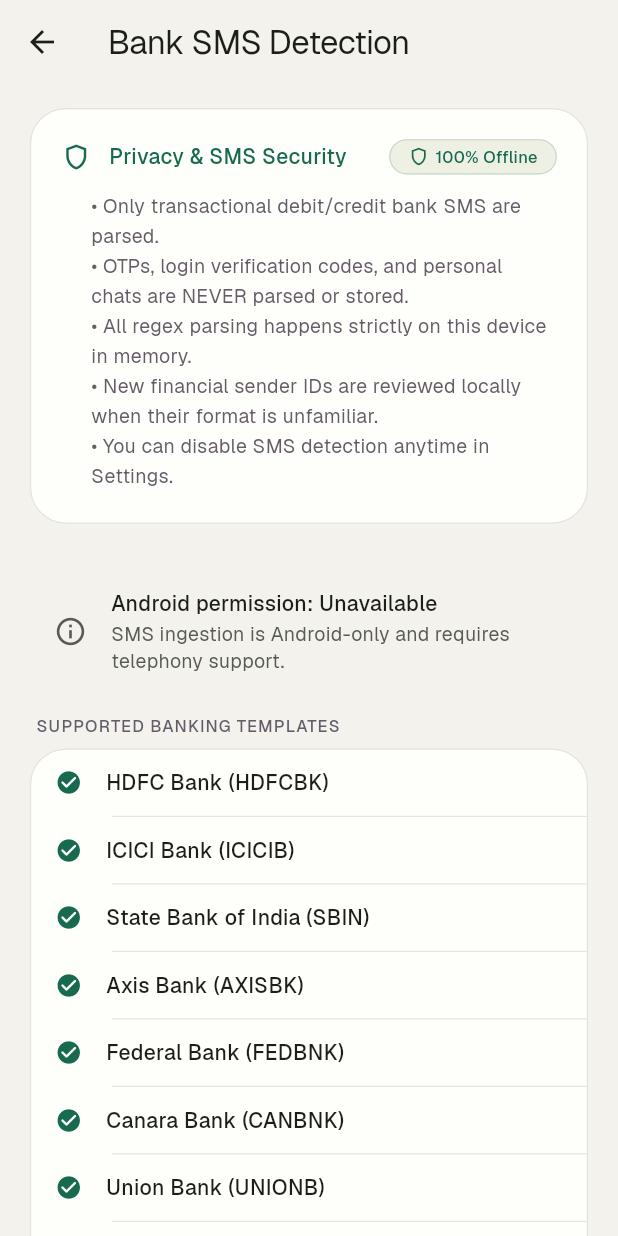
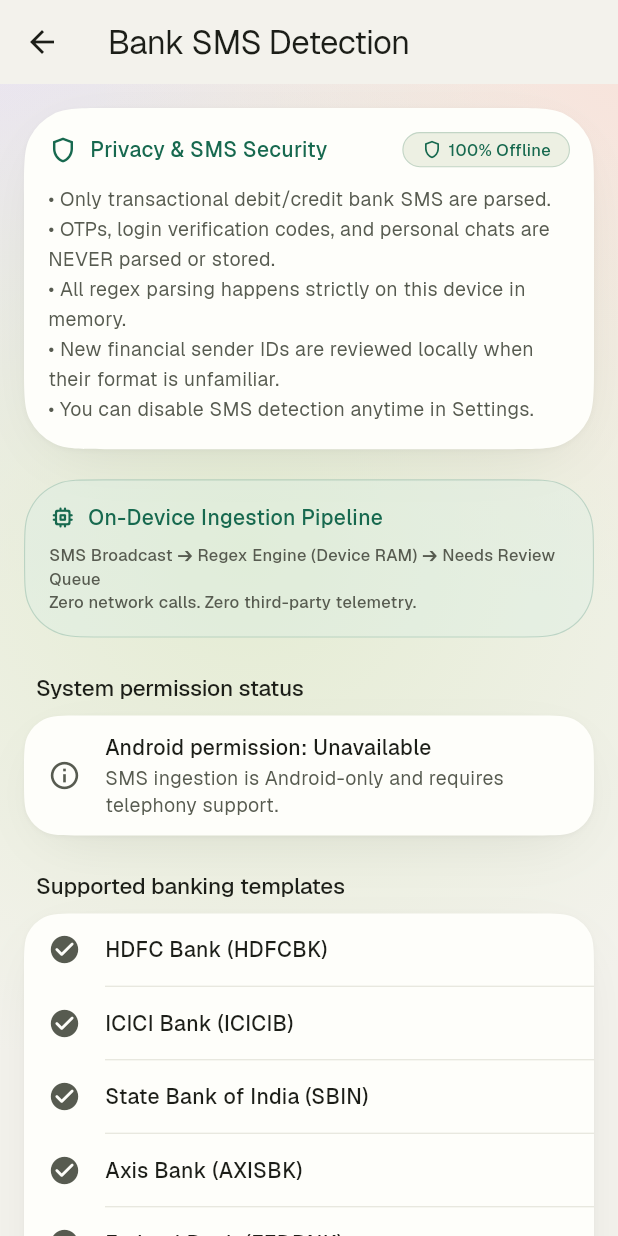
Before and after one commit to Shibilimohdtp/financeflow, a Flutter app: the SmsPermissionScreen screen opened directly, on a phone screen of 412 x 824 dp. Run offline on Flutter 3.47's test engine with Material 3 defaults, Android fonts, the phone set to English and light mode, and no system bars; our stand-ins replace file_picker, flutter_local_notifications, flutter_riverpod, flutter_secure_storage, flutter_timezone, isar and 3 more; accounts and stored records are empty; generated files the repository leaves out were written again; project files that could hold a hidden picture were left out.

Commit message:
feat(ui): DS-B16f Automatic detection and permission screens in Stillwater Bloom

```diff
--- a/lib/features/ingestion/permissions/sms_permission_screen.dart
+++ b/lib/features/ingestion/permissions/sms_permission_screen.dart
@@ -1,15 +1,21 @@
 import 'package:flutter/material.dart';
 import 'package:flutter_riverpod/flutter_riverpod.dart';
-import '../../../shared/widgets/ff_button.dart';
-import '../../../shared/widgets/ff_privacy_badge.dart';
-import '../../settings/settings_controller.dart';
+
 import '../../../services/ingestion/ingestion_coordinator.dart';
 import '../../../services/ingestion/ingestion_platform.dart';
+import '../../../shared/widgets/ff_app_bar.dart';
+import '../../../shared/widgets/ff_button.dart';
+import '../../../shared/widgets/ff_card.dart';
+import '../../../shared/widgets/ff_divider.dart';
+import '../../../shared/widgets/ff_grouped_container.dart';
+import '../../../shared/widgets/ff_privacy_badge.dart';
+import '../../../shared/widgets/ff_row.dart';
+import '../../../shared/widgets/ff_section_header.dart';
+import '../../../shared/widgets/ff_surfaces.dart';
 import '../../../shared/widgets/ff_toast.dart';
-import '../../../shared/widgets/ff_app_bar.dart';
-import '../../../shared/widgets/ff_row.dart';
-import '../../../shared/widgets/ff_divider.dart';
 import '../../../theme/ff.dart';
+import '../../../theme/ff_tone.dart';
+import '../../settings/settings_controller.dart';
 
 class SmsPermissionScreen extends ConsumerStatefulWidget {
   const SmsPermissionScreen({super.key});
@@ -33,29 +39,24 @@ class _SmsPermissionScreenState extends ConsumerState<SmsPermissionScreen> {
 
   @override
   Widget build(BuildContext context) {
+    final ff = context.ff;
     final status = ref.watch(ingestionPlatformStatusProvider).value;
     final permission =
         status?.smsPermission ?? IngestionPermissionState.unavailable;
 
-    return Scaffold(
-      appBar: FfAppBar(title: 'Bank SMS Detection'),
+    return FfAurora(
+      child: Scaffold(
+        backgroundColor: Colors.transparent,
+        appBar: const FfAppBar(title: 'Bank SMS Detection'),
         body: ListView(
           padding: const EdgeInsets.symmetric(
-          horizontal: FfSpace.lg,
+            horizontal: FfSpace.pageMargin,
             vertical: FfSpace.md,
           ),
           children: [
-          // ── 1. Privacy Guarantee Hero ─────────────────────────────────
-          Container(
-            padding: const EdgeInsets.all(FfSpace.lg),
-            decoration: BoxDecoration(
-              color: context.ff.color.surfaceCard,
-              borderRadius: BorderRadius.circular(FfRadius.lg),
-              border: Border.all(
-                color: context.ff.color.borderSubtle,
-                width: FfBorderWidth.hairline,
-              ),
-            ),
+            // ── 1. Privacy Guarantee Hero Card ───────────────────────────
+            FfCard(
+              padding: const EdgeInsets.all(FfSpace.md),
               child: Column(
                 crossAxisAlignment: CrossAxisAlignment.start,
                 children: [
@@ -66,15 +67,15 @@ class _SmsPermissionScreenState extends ConsumerState<SmsPermissionScreen> {
                         children: [
                           Icon(
                             Icons.shield_outlined,
-                          color: context.ff.color.statusSuccess,
+                            color: ff.color.statusSuccess,
                             size: 20,
                           ),
-                        const SizedBox(width: FfSpace.sm),
+                          const SizedBox(width: FfSpace.xs),
                           Text(
                             'Privacy & SMS Security',
-                          style: context.ff.text.body.copyWith(
+                            style: ff.text.titleSm.copyWith(
                               fontWeight: FontWeight.w600,
-                            color: context.ff.color.statusSuccess,
+                              color: ff.color.statusSuccess,
                             ),
                           ),
                         ],
@@ -83,26 +84,67 @@ class _SmsPermissionScreenState extends ConsumerState<SmsPermissionScreen> {
                     ],
                   ),
                   const SizedBox(height: FfSpace.sm),
-                Padding(
-                  padding: const EdgeInsets.only(left: FfSpace.lg),
-                  child: Text(
+                  Text(
                     '• Only transactional debit/credit bank SMS are parsed.\n'
                     '• OTPs, login verification codes, and personal chats are NEVER parsed or stored.\n'
                     '• All regex parsing happens strictly on this device in memory.\n'
                     '• New financial sender IDs are reviewed locally when their format is unfamiliar.\n'
                     '• You can disable SMS detection anytime in Settings.',
-                    style: context.ff.text.bodySm.copyWith(
-                      color: context.ff.color.secondary,
+                    style: ff.text.bodySm.copyWith(
+                      color: ff.color.textSecondary,
                       height: 1.5,
-                    ),
                     ),
                   ),
                 ],
               ),
             ),
 
-          const SizedBox(height: FfSpace.x2l),
+            const SizedBox(height: FfSpace.lg),
 
+            // ── 2. On-Device Pipeline Visualization ─────────────────────
+            FfCard(
+              variant: FfCardVariant.tinted,
+              tone: FfTone.success,
+              padding: const EdgeInsets.all(FfSpace.md),
+              child: Column(
+                crossAxisAlignment: CrossAxisAlignment.start,
+                children: [
+                  Row(
+                    children: [
+                      Icon(
+                        Icons.memory_rounded,
+                        size: 18,
+                        color: ff.color.statusSuccess,
+                      ),
+                      const SizedBox(width: FfSpace.xs),
+                      Text(
+                        'On-Device Ingestion Pipeline',
+                        style: ff.text.titleSm.copyWith(
+                          fontWeight: FontWeight.w600,
+                          color: ff.color.statusSuccess,
+                        ),
+                      ),
+                    ],
+                  ),
+                  const SizedBox(height: FfSpace.xs),
+                  Text(
+                    'SMS Broadcast ➔ Regex Engine (Device RAM) ➔ Needs Review Queue\nZero network calls. Zero third-party telemetry.',
+                    style: ff.text.labelSm.copyWith(
+                      color: ff.color.textSecondary,
+                      height: 1.4,
+                    ),
+                  ),
+                ],
+              ),
+            ),
+
+            const SizedBox(height: FfSpace.xl),
+
+            // ── 3. OS Permission Status ──────────────────────────────────
+            const FfSectionHeader(title: 'System permission status'),
+            FfGroupedContainer(
+              dividerInset: FfRowLeading.icon,
+              children: [
                 FfRow(
                   icon:
                       permission == IngestionPermissionState.granted
@@ -111,60 +153,49 @@ class _SmsPermissionScreenState extends ConsumerState<SmsPermissionScreen> {
                   title: 'Android permission: ${_permissionLabel(permission)}',
                   subtitle: _permissionExplanation(permission),
                 ),
-
-          const SizedBox(height: FfSpace.md),
-
-          // ── 2. Supported Indian Banks List ───────────────────────────
-          _SectionLabel(label: 'Supported Banking Templates'),
-          const SizedBox(height: FfSpace.xs),
-          Container(
-            decoration: BoxDecoration(
-              color: context.ff.color.surfaceCard,
-              borderRadius: BorderRadius.circular(FfRadius.lg),
-              border: Border.all(
-                color: context.ff.color.borderSubtle,
-                width: FfBorderWidth.hairline,
-              ),
-            ),
-            child: Column(
-              children: [
-                for (int i = 0; i < _supportedBanks.length; i++) ...[
-                  Padding(
-                    padding: const EdgeInsets.symmetric(
-                      horizontal: FfSpace.md,
-                      vertical: FfSpace.sm,
-                    ),
-                    child: Row(
-                      children: [
-                        Icon(
-                          Icons.check_circle_rounded,
-                          size: 18,
-                          color: context.ff.color.statusSuccess,
-                        ),
-                        const SizedBox(width: FfSpace.md),
-                        Expanded(
-                          child: Text(
-                            _supportedBanks[i],
-                            style: context.ff.text.body.copyWith(
-                              fontWeight: FontWeight.w500,
-                            ),
-                          ),
-                        ),
               ],
             ),
-                  ),
-                  if (i < _supportedBanks.length - 1)
-                    const FfDivider.inset(after: FfRowLeading.icon),
+
+            const SizedBox(height: FfSpace.xl),
+
+            // ── 4. Supported Banking Templates ───────────────────────────
+            const FfSectionHeader(title: 'Supported banking templates'),
+            FfGroupedContainer(
+              dividerInset: FfRowLeading.icon,
+              children: [
+                for (final bank in _supportedBanks)
+                  FfRow(icon: Icons.check_circle_rounded, title: bank),
               ],
-              ],
-            ),
             ),
 
             const SizedBox(height: FfSpace.x2l),
 
-          // ── 3. Enable Button ─────────────────────────────────────────
+            // ── 5. Action Buttons ────────────────────────────────────────
+            if (permission == IngestionPermissionState.granted) ...[
+              FfButton(
+                label: 'Disable On-Device SMS Detection',
+                variant: FfButtonVariant.destructive,
+                onPressed: () async {
+                  final coordinator = ref.read(ingestionCoordinatorProvider);
+                  final settings = ref.read(settingsStreamProvider).value;
+                  if (settings != null) {
+                    final disabledSettings = settings.copyWith(
+                      isSmsDetectionEnabled: false,
+                    );
+                    await ref
+                        .read(settingsControllerProvider.notifier)
+                        .updateSettings(disabledSettings);
+                    await coordinator.configure(disabledSettings);
+                    if (context.mounted) {
+                      FfToast.show(context, message: 'SMS detection disabled.');
+                    }
+                  }
+                },
+              ),
+            ] else ...[
               FfButton(
                 label: 'Enable On-Device SMS Detection',
+                variant: FfButtonVariant.primary,
                 leadingIcon: const Icon(Icons.sms_outlined, size: 18),
                 onPressed: () async {
                   final coordinator = ref.read(ingestionCoordinatorProvider);
@@ -172,7 +203,8 @@ class _SmsPermissionScreenState extends ConsumerState<SmsPermissionScreen> {
                       permission == IngestionPermissionState.permanentlyDenied
                           ? null
                           : await coordinator.requestSmsPermission();
-              if (permission == IngestionPermissionState.permanentlyDenied) {
+                  if (permission ==
+                      IngestionPermissionState.permanentlyDenied) {
                     await coordinator.openAppSettings();
                     return;
                   }
@@ -186,8 +218,6 @@ class _SmsPermissionScreenState extends ConsumerState<SmsPermissionScreen> {
                     await ref
                         .read(settingsControllerProvider.notifier)
                         .updateSettings(enabledSettings);
-                // Do not leave the receiver waiting for an asynchronous stream
-                // update after the user has granted SMS permission.
                     await coordinator.configure(enabledSettings);
                     if (context.mounted) {
                       FfToast.show(
@@ -198,18 +228,20 @@ class _SmsPermissionScreenState extends ConsumerState<SmsPermissionScreen> {
                   } else if (context.mounted) {
                     FfToast.show(
                       context,
+                      tone: FfToastTone.warning,
                       message:
                           'SMS permission was not granted. Detection remains off.',
                     );
                   }
                 },
               ),
+            ],
 
             const SizedBox(height: FfSpace.x4l),
           ],
         ),
+      ),
     );
-  }
   }
 
   String _permissionLabel(IngestionPermissionState state) {
@@ -241,22 +273,4 @@ String _permissionExplanation(IngestionPermissionState state) {
         return 'SMS ingestion is Android-only and requires telephony support.';
     }
   }
-
-class _SectionLabel extends StatelessWidget {
-  final String label;
-  const _SectionLabel({required this.label});
-
-  @override
-  Widget build(BuildContext context) {
-    return Padding(
-      padding: const EdgeInsets.only(left: FfSpace.x2s),
-      child: Text(
-        label.toUpperCase(),
-        style: context.ff.text.labelSm.copyWith(
-          letterSpacing: 0.8,
-          color: context.ff.color.secondary,
-        ),
-      ),
-    );
 }
-}
```
Also changed, not shown: lib/features/ingestion/permissions/notification_permission_screen.dart (+95 -84 lines), 1 other file. Lines whose indentation alone changed are shown as unchanged.
